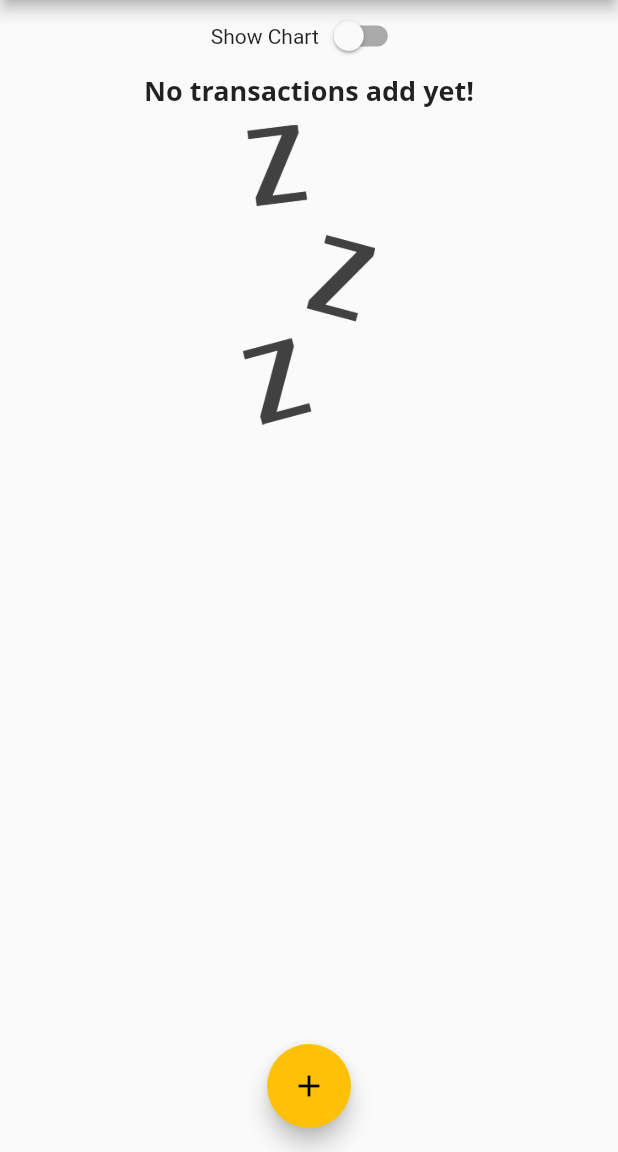
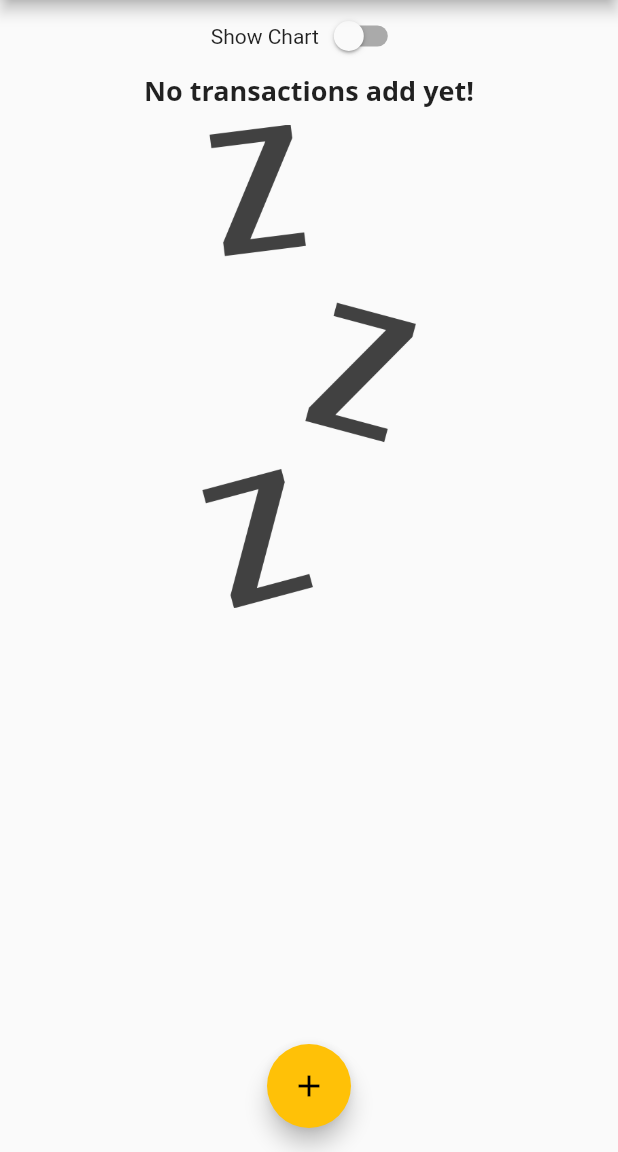
Before and after one commit to Rakesh-swain/Personal_Expenses_App, a Flutter app: the screen it shows after launch, on a phone screen of 412 x 824 dp, the part 84-1236 px from its top. Run offline on Flutter 3.47's test engine with Material 2 defaults, Android fonts, the phone set to English and light mode, and no system bars; Roboto replaces fonts that are missing (Open Sans).

Commit message:
finishing the landscape mode

```diff
--- a/lib/widgets/transaction_list.dart
+++ b/lib/widgets/transaction_list.dart
@@ -10,7 +10,8 @@ class TransactionList extends StatelessWidget {
   @override
   Widget build(BuildContext context) {
     return transactions.isEmpty
-        ? Column(
+        ? LayoutBuilder(builder: (ctx, constraints) {
+            return Column(
               children: [
                 Text(
                   'No transactions add yet!',
@@ -20,14 +21,15 @@ class TransactionList extends StatelessWidget {
                   height: 10,
                 ),
                 Container(
-                height: 200,
+                  height: constraints.maxHeight * 0.6,
                   child: Image.asset(
                     'assets/images/waiting.png',
                     fit: BoxFit.cover,
                   ),
                 ),
               ],
-          )
+            );
+          })
         : ListView.builder(
             itemBuilder: (ctx, index) {
               return Card(
```
Lines whose indentation alone changed are shown as unchanged.
